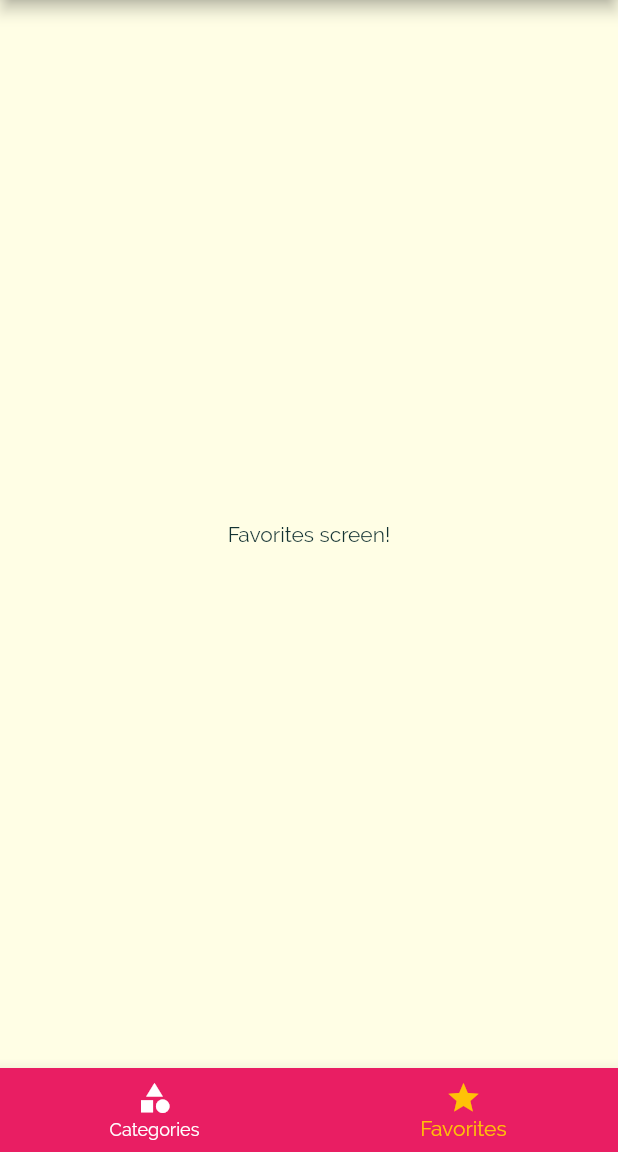
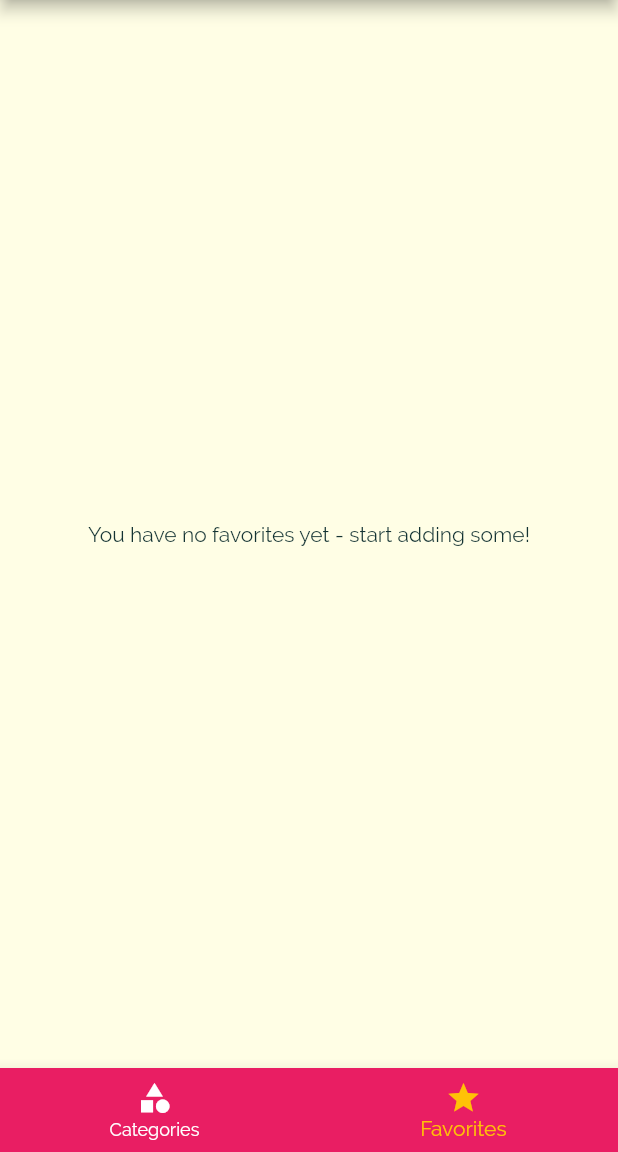
Before and after one commit to notsarthak/recipe-app, a Flutter app: the screen it shows after launch, item 2 of the bottom bar chosen, on a phone screen of 412 x 824 dp, the part 84-1236 px from its top. Run offline on Flutter 3.47's test engine with Material 2 defaults, Android fonts, the phone set to English and light mode, and no system bars.

Commit message:
Added Favorite a meal logic

```diff
--- a/lib/main.dart
+++ b/lib/main.dart
@@ -25,6 +25,7 @@ class _MyAppState extends State<MyApp> {
     "vegetarian": false,
   };
   List<Meal> _availableMeals = DUMMY_MEALS;
+  List<Meal> _favoriteMeals = [];
 
   void _setFilters(Map<String, bool> filterData) {
     setState(() {
@@ -43,6 +44,21 @@ class _MyAppState extends State<MyApp> {
           return true;
       }).toList();
     });
+  }
+
+  void _toggleFavorite(String mealId) {
+    setState(() {
+      int existingIndex =
+          _favoriteMeals.indexWhere((meal) => meal.id == mealId);
+      if (existingIndex == -1)
+        _favoriteMeals.add(DUMMY_MEALS.firstWhere((meal) => meal.id == mealId));
+      else
+        _favoriteMeals.removeAt(existingIndex);
+    });
+  }
+
+  bool _isFavorite(String id) {
+    return _favoriteMeals.any((meal) => meal.id == id);
   }
 
   @override
@@ -72,11 +88,12 @@ class _MyAppState extends State<MyApp> {
       initialRoute:
           '/', //default value is '/' so no need to specify this property here but in case we want screen corresponding to a particular route to load up on app startup, we can specify its route here
       routes: {
-        '/': (_) => TabsScreen(),
+        '/': (_) => TabsScreen(_favoriteMeals),
         // "/category-meals": (_) => CategoryMealsScreen(),
         CategoryMealsScreen.routeName: (_) =>
             CategoryMealsScreen(_availableMeals),
-        MealDetailScreen.routeName: (_) => MealDetailScreen(),
+        MealDetailScreen.routeName: (_) =>
+            MealDetailScreen(_toggleFavorite, _isFavorite),
         FiltersScreen.routeName: (_) => FiltersScreen(_filters, _setFilters),
       },
       // onGenerateRoute: (settings) {
--- a/lib/screens/favorites_screen.dart
+++ b/lib/screens/favorites_screen.dart
@@ -1,12 +1,34 @@
 import "package:flutter/material.dart";
 
+import '../models/meal.dart';
+import "../widgets/meal_item.dart";
+
 class FavoritesScreen extends StatelessWidget {
+  final List<Meal> favoriteMeals;
+
+  FavoritesScreen(this.favoriteMeals);
+
   @override
   Widget build(BuildContext context) {
-    return Center(
-      child: Text(
-        "Favorites screen!",
-      ),
-    );
+    if (favoriteMeals.length == 0)
+      return Center(
+        child: Text(
+          "You have no favorites yet - start adding some!",
+        ),
+      );
+    else
+      return ListView.builder(
+        itemBuilder: (ctx, idx) {
+          return MealItem(
+            id: favoriteMeals[idx].id,
+            title: favoriteMeals[idx].title,
+            imageUrl: favoriteMeals[idx].imageUrl,
+            complexity: favoriteMeals[idx].complexity,
+            affordability: favoriteMeals[idx].affordability,
+            duration: favoriteMeals[idx].duration,
+          );
+        },
+        itemCount: favoriteMeals.length,
+      );
   }
 }
--- a/lib/screens/tabs_screen.dart
+++ b/lib/screens/tabs_screen.dart
@@ -1,25 +1,36 @@
 import "package:flutter/material.dart";
 
+import '../models/meal.dart';
 import "./favorites_screen.dart";
 import "./categories_screen.dart";
 import "../widgets/main_drawer.dart";
 
 class TabsScreen extends StatefulWidget {
+  final List<Meal> favoriteMeals;
+
+  TabsScreen(this.favoriteMeals);
+
   @override
   _TabsScreenState createState() => _TabsScreenState();
 }
 
 class _TabsScreenState extends State<TabsScreen> {
-  List<Map<String, Object>> _pages = [
+  List<Map<String, Object>> _pages;
+
+  @override
+  void initState() {
+    _pages = [
       {
         "title": "Categories",
         "page": CategoriesScreen(),
       },
       {
         "title": "Favorites",
-      "page": FavoritesScreen(),
+        "page": FavoritesScreen(widget.favoriteMeals),
       },
     ];
+    super.initState();
+  }
 
   int _selectedPageIndex = 0;
 
--- a/lib/widgets/meal_item.dart
+++ b/lib/widgets/meal_item.dart
@@ -10,7 +10,7 @@ class MealItem extends StatelessWidget {
   final Complexity complexity;
   final Affordability affordability;
   final int duration;
-  final Function removeItem;
+  // final Function removeItem;
 
   MealItem({
     @required this.id,
@@ -19,7 +19,7 @@ class MealItem extends StatelessWidget {
     @required this.duration,
     @required this.title,
     @required this.imageUrl,
-    @required this.removeItem,
+    // @required this.removeItem,
   });
 
   String get complexityText {
@@ -55,7 +55,7 @@ class MealItem extends StatelessWidget {
       arguments: id,
     )
         .then((result) {
-      if (result != null) removeItem(result);
+      // if (result != null) removeItem(result);
     });
   }
 
```
Also changed, not shown: lib/screens/category_meals_screen.dart (+6 -6 lines), lib/screens/meal_detail_screen.dart (+7 -2 lines). Lines whose indentation alone changed are shown as unchanged.
